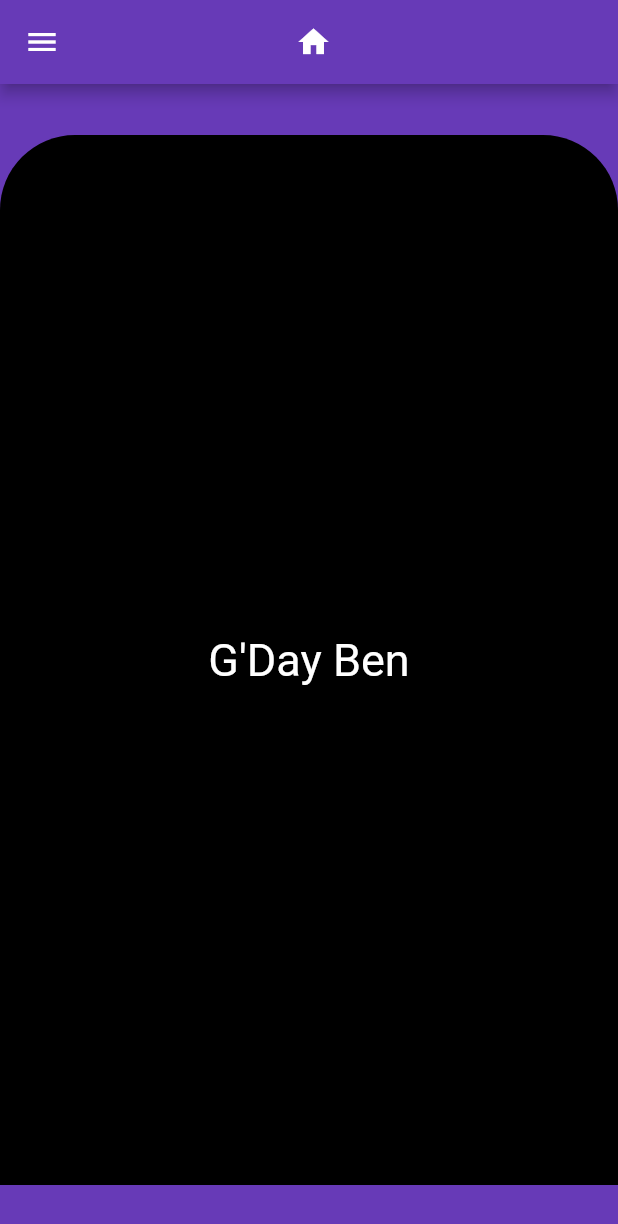
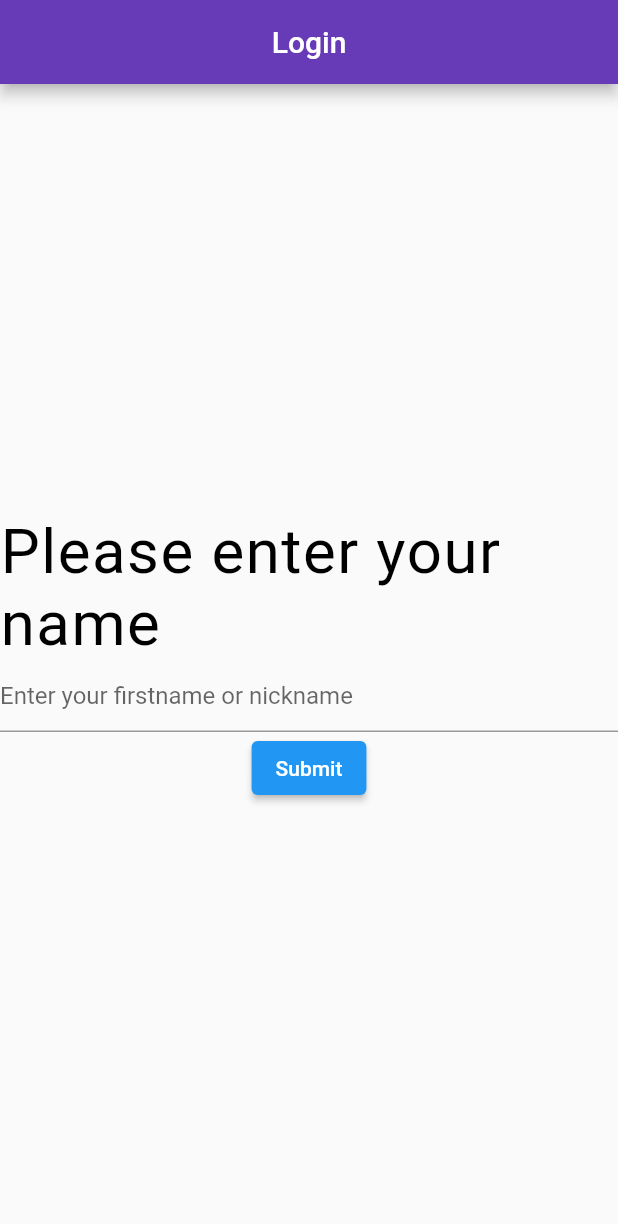
Before and after one commit to Kevin-Au-Duong/DACCKSCAM-DECO3801-S2-2022-UQ, a Flutter app: the screen it shows after launch, on a phone screen of 412 x 824 dp. Shown: the top 1224 px of the screen. Run offline on Flutter 3.47's test engine with Material 2 defaults, Android fonts, the phone set to English and light mode, and no system bars.

Commit message:
Added pages and routing: login, home and settings pages. Changed homepage to stateless widget with a stateful body. Currently, non-home pages do not have a drawer as it appears to be unnecessary.

```diff
--- /dev/null
+++ b/lib/Helper/globals.dart
@@ -0,0 +1,3 @@
+library frontend.globals;
+
+String? name = 'Kevin';
--- /dev/null
+++ b/lib/Helper/text_input.dart
@@ -0,0 +1,54 @@
+import 'package:flutter/material.dart';
+import 'package:frontend/Helper/globals.dart' as globals;
+
+
+class TextInput extends StatefulWidget {
+  const TextInput({super.key});
+
+  @override
+  State<TextInput> createState() => _TextInput();
+}
+
+class _TextInput extends State<TextInput> {
+  final GlobalKey<FormState> _formKey = GlobalKey<FormState>();
+
+  @override
+  Widget build(BuildContext context) {
+    return Form(
+      key: _formKey,
+      child: Column(
+        crossAxisAlignment: CrossAxisAlignment.start,
+        children: <Widget>[
+          TextFormField(
+            decoration: const InputDecoration(
+              hintText: 'Enter your firstname or nickname',
+            ),
+            validator: (String? value) {
+              if (value == null || value.isEmpty) {
+                return 'Please enter some text';
+              } else if (value.length > 13) {
+                return 'Please shorten your name to 12 characters at most';
+              } else {
+                globals.name = value;
+                Navigator.pushReplacementNamed(context, '/home');
+              }
+              return null;
+            },
+          ),
+           Center(
+            child: ElevatedButton(
+              onPressed: () {
+                // Validate will return true if the form is valid, or false if
+                // the form is invalid.
+                if (_formKey.currentState!.validate()) {
+                  // Process data
+                }
+              },
+              child: const Text('Submit'),
+            ),
+          ),
+        ],
+      ),
+    );
+  }
+}
--- /dev/null
+++ b/lib/Pages/login.dart
@@ -0,0 +1,38 @@
+import 'package:flutter/material.dart';
+import 'package:frontend/Helper/text_input.dart';
+
+class Login extends StatelessWidget {
+  const Login({super.key});
+
+  @override
+  Widget build(BuildContext context) {
+    double multiplier = 5;
+    double unitHeightValue = MediaQuery.of(context).size.height * 0.01;
+    return Scaffold(
+      appBar: AppBar(
+
+        title: Text('Login'),
+        centerTitle: true,
+        backgroundColor: Colors.deepPurple,
+      ),
+      body: Center(
+        child: Column(
+          mainAxisAlignment: MainAxisAlignment.center,
+          crossAxisAlignment: CrossAxisAlignment.center,
+          children: [
+            Text(
+              'Please enter your name',
+              style: TextStyle(
+                fontSize: multiplier * unitHeightValue,
+                fontWeight: FontWeight.normal,
+                letterSpacing: 1.0,
+                color: Colors.black,
+              ),
+            ),
+            const TextInput(),
+          ],
+        ),
+      ),
+    );
+  }
+}
--- a/lib/main.dart
+++ b/lib/main.dart
@@ -1,77 +1,16 @@
 import 'package:flutter/material.dart';
+import 'package:frontend/Pages/login.dart';
+import 'package:frontend/Pages/home.dart';
+import 'package:frontend/Pages/settings.dart';
+
 
 void main() {
-  runApp(const MyApp());
+  runApp(MaterialApp(
+    initialRoute: '/login',
+    routes: {
+      '/login': (context) => const Login(),
+      '/home': (context) => const Home(),
+      '/settings': (context) => const Settings(),
+    },
+  ));
 }
-
-class MyApp extends StatelessWidget {
-  const MyApp({super.key});
-
-  @override
-  Widget build(BuildContext context) {
-    return MaterialApp(
-      title: 'DACCKS CAM',
-      theme: ThemeData(primarySwatch: Colors.blue),
-      home: const HomePage(),
-    );
-  }
-}
-
-class HomePage extends StatefulWidget {
-  const HomePage({super.key});
-
-  @override
-  State<HomePage> createState() => _HomePageState();
-}
-
-class _HomePageState extends State<HomePage> {
-  @override
-  Widget build(BuildContext context) {
-    return Scaffold(
-      appBar: AppBar(
-        backgroundColor: Colors.deepPurple,
-        // title: const Text("DACCKS CAM"),
-        title: IconButton(
-          icon: const Icon(Icons.home),
-          onPressed: () {
-            print("abcd");
-          },
-          padding: const EdgeInsets.fromLTRB(125, 0, 0, 0),
-        ),
-      ),
-      drawer: Drawer(
-        backgroundColor: Colors.deepPurple,
-        // child: Text("DACCKS CAM")
-        child: Container(
-          padding: const EdgeInsets.all(15),
-          child: const Text("DACCKS CAM", style: TextStyle(fontSize: 30)),
-        ),
-      ),
-      // body: const Text("Daccks"), backgroundColor: Colors.deepPurple,
-      body: const AppBody(), backgroundColor: Colors.deepPurple,
-    );
-  }
-}
-
-class AppBody extends StatelessWidget {
-  const AppBody({super.key});
-
-  @override
-  Widget build(BuildContext context) {
-    return Center(child: Container(
-      alignment: Alignment.center,
-      height: 700,
-      width: 500,
-      decoration: const BoxDecoration(
-          color: Colors.black,
-          borderRadius: BorderRadius.only(
-              topLeft: Radius.circular(50), topRight: Radius.circular(50)
-          )
-      ),
-      child: const Text(
-          "G'Day Ben",
-          style: TextStyle(fontSize: 30, color: Colors.white)),
-    ),
-    );
-  }
-}
```
Also changed, not shown: lib/Pages/home.dart (added, +94 -0 lines), lib/Pages/settings.dart (added, +47 -0 lines), lib/Pages/stateful_template.dart (added, +56 -0 lines), lib/Pages/stateless_template.dart (added, +54 -0 lines), 1 other file.
